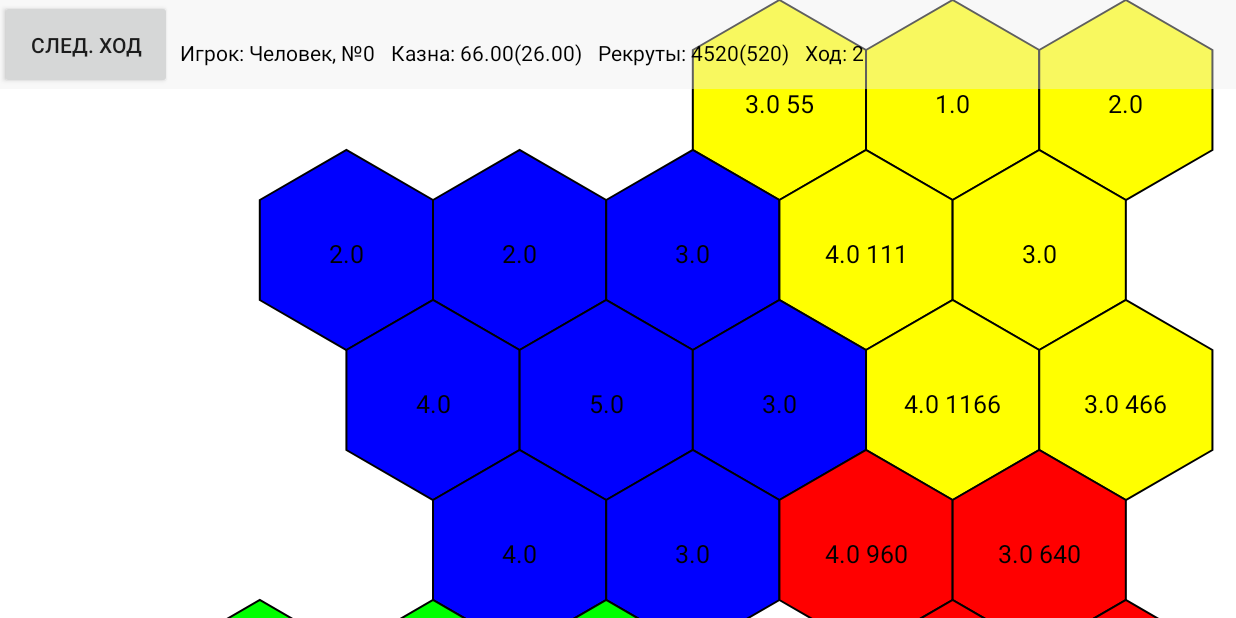
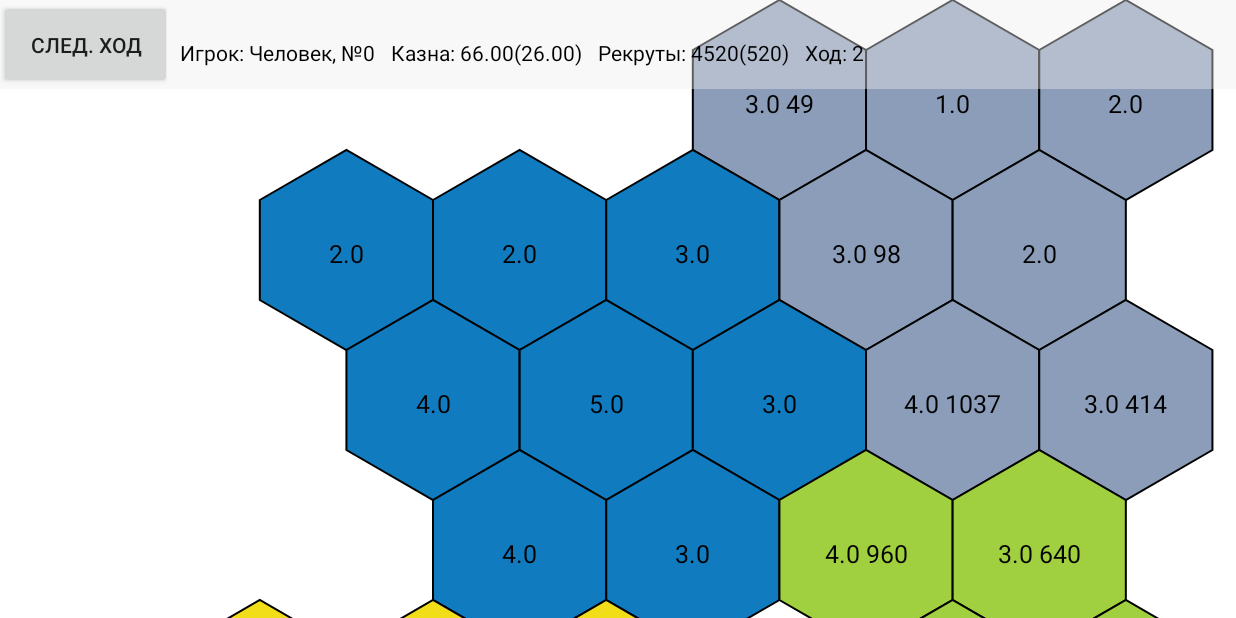
Before and after one commit to korefu/PoliticalSandbox, an Android app: the GameActivity screen opened directly, with no data from a screen before it, after a tap on "СЛЕД. ХОД", on a phone screen of 824 x 412 dp (held sideways). Run offline under Robolectric (Android 15) with nearby library versions, the phone set to English and light mode, and no system bars.

Commit message:
added custom colors and long tap gesture

```diff
--- a/app/src/main/java/com/wowloltech/politicalsandbox/AIPlayer.java
+++ b/app/src/main/java/com/wowloltech/politicalsandbox/AIPlayer.java
@@ -6,8 +6,8 @@ import java.util.List;
 
 public class AIPlayer extends Player {
 
-    public AIPlayer(int id, double money, int recruits) {
-        super(id, money, recruits);
+    public AIPlayer(int id, double money, int recruits, int color) {
+        super(id, money, recruits, color);
         this.setIsHuman(false);
     }
 
--- a/app/src/main/java/com/wowloltech/politicalsandbox/DatabaseHelper.java
+++ b/app/src/main/java/com/wowloltech/politicalsandbox/DatabaseHelper.java
@@ -140,16 +140,18 @@ public class DatabaseHelper extends SQLiteOpenHelper {
             int recruitsColIndex = c.getColumnIndex("recruits");
             int isHumanColIndex = c.getColumnIndex("is_human");
             int idColIndex = c.getColumnIndex("_id");
+            int colorColIndex = c.getColumnIndex("color");
             do {
                 int id = c.getInt(idColIndex) - 1;
                 int recruits = c.getInt(recruitsColIndex);
                 double money = c.getDouble(moneyColIndex);
+                int color = c.getInt(colorColIndex);
                 int isHuman = 0;
                 if (player_id == -1)
                     isHuman = c.getInt(isHumanColIndex);
                 else if (id == player_id) isHuman = 1;
                 else isHuman = 0;
-                game.getPlayers().add(game.addPlayerFromDb(id, money, recruits, isHuman));
+                game.getPlayers().add(game.addPlayerFromDb(id, money, recruits, isHuman, color));
             } while (c.moveToNext());
         }
         game.getActivity().getSharedPreferences("save", Context.MODE_PRIVATE).edit().putInt("player_id", -1).apply();
--- a/app/src/main/java/com/wowloltech/politicalsandbox/Game.java
+++ b/app/src/main/java/com/wowloltech/politicalsandbox/Game.java
@@ -30,14 +30,14 @@ public class Game {
 //        this.currentPlayer = get;
 //    }
 
-    public Player addPlayerFromDb(int id, double money, int recruits, int isHuman) {
+    public Player addPlayerFromDb(int id, double money, int recruits, int isHuman, int color) {
         if (isHuman==1) {
-            HumanPlayer humanPlayer = new HumanPlayer(id, money, recruits);
+            HumanPlayer humanPlayer = new HumanPlayer(id, money, recruits, color);
             setCurrentPlayer(humanPlayer);
             return humanPlayer;
         }
         else
-            return new AIPlayer(id, money, recruits);
+            return new AIPlayer(id, money, recruits, color);
     }
 
     public void setTurnCounterFromDb(int turnCounter) {
--- a/app/src/main/java/com/wowloltech/politicalsandbox/GameView.java
+++ b/app/src/main/java/com/wowloltech/politicalsandbox/GameView.java
@@ -146,15 +146,15 @@ public class GameView extends View {
 
     private void drawPathByProvince(Canvas canvas, Province province) {
         if (province.getType() != Province.Type.VOID) {
-            name.append(String.valueOf(province.getIncome()));
+            name.append(province.getIncome());
             for (Player p : game.getPlayers())
                 for (Army a : p.getArmies())
                     if (a.getLocation().getId() == province.getId())
-                        name.append(" " + String.valueOf(a.getStrength()));
+                        name.append(" " + a.getStrength());
             if (!province.getSelected())
-                p.setColor(Map.getColor(province.getOwner().getId()));
+                p.setColor(province.getOwner().getColor());
             else
-                p.setColor(Map.getColor(province.getOwner().getId()) - 0x66000000);
+                p.setColor(province.getOwner().getColor() - 0x66000000);
 
             if (province.getY() % 2 == 1) {
                 provincePath.offset((float) (size * Math.sqrt(3) * province.getX() + size * Math.sqrt(3) * 0.5), (float) (size * 1.5 * province.getY()));
@@ -198,6 +198,20 @@ public class GameView extends View {
         }
 
         @Override
+        public void onLongPress(MotionEvent e) {
+            super.onLongPress(e);
+            Province province = findProvinceByTouch(e.getX(), e.getY());
+            if (province != null && province.getType() != Province.Type.VOID && province.getOwner() == game.getCurrentPlayer()
+                    && !isArmyMoving && province.getArmies().size()>0) {
+                selectedProvince = province;
+                province.getOwner().combineArmy(province);
+                activity.movingArmy(province.getArmies().get(0));
+                invalidate();
+            }
+            invalidate();
+        }
+
+        @Override
         public boolean onSingleTapUp(MotionEvent e) {
             //Toast.makeText(MainActivity.this,"onTouch " + e.getX() + " " + e.getY(),Toast.LENGTH_SHORT).show();
             Province province = findProvinceByTouch(e.getX(), e.getY());
--- a/app/src/main/java/com/wowloltech/politicalsandbox/HumanPlayer.java
+++ b/app/src/main/java/com/wowloltech/politicalsandbox/HumanPlayer.java
@@ -8,8 +8,8 @@ public class HumanPlayer extends Player {
         setIsHuman(true);
     }
 
-    public HumanPlayer(int id, double money, int recruits) {
-        super(id, money, recruits);
+    public HumanPlayer(int id, double money, int recruits, int color) {
+        super(id, money, recruits, color);
         this.setIsHuman(true);
     }
 
--- a/app/src/main/java/com/wowloltech/politicalsandbox/Map.java
+++ b/app/src/main/java/com/wowloltech/politicalsandbox/Map.java
@@ -31,23 +31,6 @@ public class Map {
 
     public static void setProvinces(Province[][] provinces) {
         Map.provinces = provinces;
-    }
-
-    public static int getColor(int idOfPlayer) {
-        switch (idOfPlayer) {
-            case 0:
-                return Color.BLUE;
-            case 1:
-                return Color.RED;
-            case 2:
-                return Color.GREEN;
-            case 3:
-                return Color.YELLOW;
-            case 4:
-                return Color.CYAN;
-            default:
-                return Color.argb(255, (int) (Math.random() * 255), (int) (Math.random() * 255), (int) (Math.random() * 255));
-        }
     }
 
     public static Province findProvinceByID(int id) {
--- a/app/src/main/java/com/wowloltech/politicalsandbox/Player.java
+++ b/app/src/main/java/com/wowloltech/politicalsandbox/Player.java
@@ -1,6 +1,7 @@
 package com.wowloltech.politicalsandbox;
 
 import android.content.ContentValues;
+import android.graphics.Color;
 import android.os.Looper;
 import android.util.Log;
 
@@ -15,11 +16,10 @@ public abstract class Player {
     private List<Player> wars;
     private List<Event> events;
     private List<Army> armies;
-    private Ruler ruler;
     private double money;
+    private int color;
     private int recruits;
     private boolean isHuman;
-//    public int recruits;
 
     public Player(int id) {
         this.id = id;
@@ -27,20 +27,19 @@ public abstract class Player {
         wars = new LinkedList<>();
         events = new LinkedList<>();
         armies = new ArrayList<>();
-        this.ruler = new Ruler(3, 3, 3);
         this.money = 0;
         this.recruits = 1000;
     }
 
-    public Player(int id, double money, int recruits) {
+    public Player(int id, double money, int recruits, int color) {
         this.id = id;
         this.money = money;
         this.recruits = recruits;
+        this.color = color;
         armies = new ArrayList<>();
         provinces = new ArrayList<>();
         wars = new LinkedList<>();
         events = new LinkedList<>();
-        this.ruler = new Ruler(3, 3, 3);
     }
 
 
@@ -60,6 +59,9 @@ public abstract class Player {
         Tools.dbHelper.getDb().insert("armies", null, cv);
     }
 
+    public int getColor() {
+        return color;
+    }
 
     public List<Province> getProvinces() {
         return provinces;
@@ -83,14 +85,6 @@ public abstract class Player {
 
     public List<Army> getArmies() {
         return armies;
-    }
-
-    public Ruler getRuler() {
-        return ruler;
-    }
-
-    public void setRuler(Ruler ruler) {
-        this.ruler = ruler;
     }
 
     public double getMoney() {
@@ -155,11 +149,6 @@ public abstract class Player {
         return income;
     }
 
-    private void unleashWar(Player p) {
-        wars.add(p);
-        p.wars.add(this);
-        p.events.add(Event.WAR);
-    }
 
     public void divideArmy(int strength1, int strength2, Army parentArmy) {
         parentArmy.getOwner().addArmy(new Army(strength1, parentArmy.getLocation(), parentArmy.getOwner(), Tools.getIdCounter(), parentArmy.getSpeed()));
--- a/app/src/main/java/com/wowloltech/politicalsandbox/Ruler.java
+++ /dev/null
@@ -1,42 +0,0 @@
-package com.wowloltech.politicalsandbox;
-
-public class Ruler {
-    private int managementTalents;
-    private int diplomaticTalents;
-    private int militaryTalents;
-
-    public Ruler(int managementTalents, int diplomaticTalents, int militaryTalents) {
-        this.managementTalents = managementTalents;
-        this.diplomaticTalents = diplomaticTalents;
-        this.militaryTalents = militaryTalents;
-    }
-
-    public int getManagementTalents() {
-        return managementTalents;
-    }
-
-    public void setManagementTalents(int managementTalents) {
-        this.managementTalents = managementTalents;
-    }
-
-    public int getDiplomaticTalents() {
-        return diplomaticTalents;
-    }
-
-    public void setDiplomaticTalents(int diplomaticTalents) {
-        this.diplomaticTalents = diplomaticTalents;
-    }
-
-    public int getMilitaryTalents() {
-        return militaryTalents;
-    }
-
-    public void setMilitaryTalents(int militaryTalents) {
-        this.militaryTalents = militaryTalents;
-    }
-
-    @Override
-    public String toString() {
-        return " " + managementTalents + " " + diplomaticTalents + " " + militaryTalents;
-    }
-}
--- a/build.gradle
+++ b/build.gradle
@@ -7,7 +7,7 @@ buildscript {
 
     }
     dependencies {
-        classpath 'com.android.tools.build:gradle:3.4.0'
+        classpath 'com.android.tools.build:gradle:3.4.1'
 
         // NOTE: Do not place your application dependencies here; they belong
         // in the individual module build.gradle files
```
Also changed, not shown: app/src/main/assets/Western Europe.db, app/src/main/assets/testmap.db.
